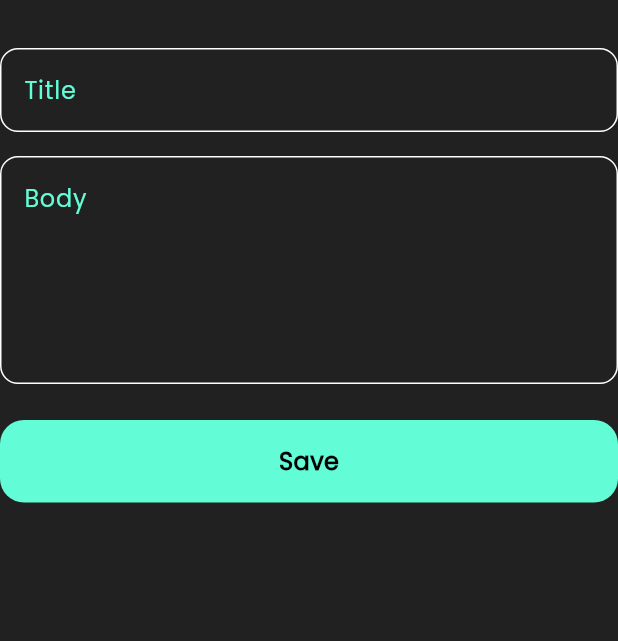
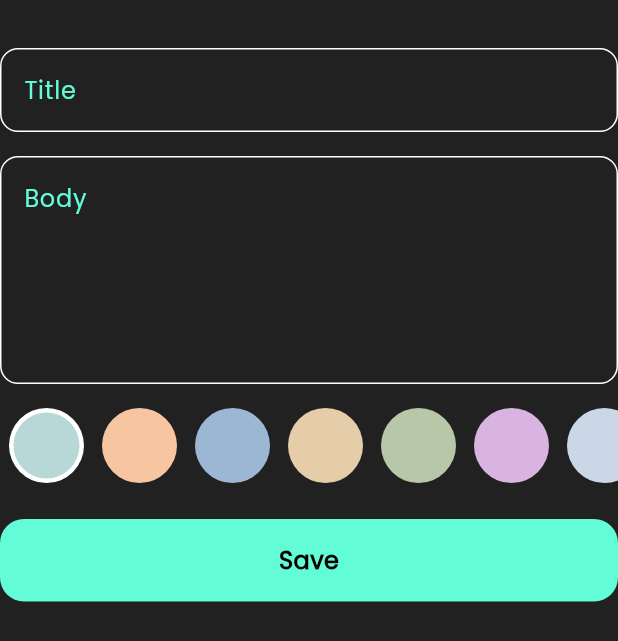
Before and after one commit to IMarooz/note_app, a Flutter app: the AddNoteForm widget shown alone on an empty page, opened directly, on a phone screen of 412 x 824 dp. Shown: the top 641 px of the screen. Run offline on Flutter 3.47's test engine with Material 3 defaults, Android fonts, the phone set to English and light mode, and no system bars; our stand-ins replace bloc, flutter_bloc, hive, hive_flutter; accounts and stored records are empty.

Commit message:
Add ColorsListView widget to enhance note color selection

```diff
--- a/lib/views/widgets/add_note_form.dart
+++ b/lib/views/widgets/add_note_form.dart
@@ -3,6 +3,7 @@ import 'package:flutter_bloc/flutter_bloc.dart';
 import 'package:intl/intl.dart';
 import 'package:note_app_tharwat/cubits/add_note_cubit/add_note_cubit.dart';
 import 'package:note_app_tharwat/models/note_model.dart';
+import 'package:note_app_tharwat/views/widgets/colors_list_view.dart';
 import 'package:note_app_tharwat/views/widgets/custom_button.dart';
 import 'package:note_app_tharwat/views/widgets/custom_text_field.dart';
 
@@ -40,6 +41,8 @@ class _AddNoteFormState extends State<AddNoteForm> {
               body = value;
             },
           ),
+          const SizedBox(height: 16),
+          const ColorsListView(),
           const SizedBox(height: 24),
           BlocBuilder<AddNoteCubit, AddNoteState>(
             builder: (context, state) {
--- /dev/null
+++ b/lib/views/widgets/colors_list_view.dart
@@ -0,0 +1,67 @@
+import 'package:flutter/material.dart';
+
+class ColorItem extends StatelessWidget {
+  const ColorItem({super.key, required this.isActive, required this.color});
+
+  final bool isActive;
+  final Color color;
+
+  @override
+  Widget build(BuildContext context) {
+    return isActive
+        ?  CircleAvatar(
+            radius: 25,
+            backgroundColor: Colors.white,
+            child: CircleAvatar(radius: 22, backgroundColor: color),
+          )
+        :  CircleAvatar(radius: 25, backgroundColor: color);
+  }
+}
+
+class ColorsListView extends StatefulWidget {
+  const ColorsListView({super.key});
+
+  @override
+  State<ColorsListView> createState() => _ColorsListViewState();
+}
+
+class _ColorsListViewState extends State<ColorsListView> {
+  int currentIndex = 0;
+
+  final List<Color> colors = <Color>[
+  Color(0xFFB8D8D8), // Seafoam
+  Color(0xFFF7C59F), // Peach
+  Color(0xFF9BB7D4), // Dusty Blue
+  Color(0xFFE6CDAA), // Warm Sand
+  Color(0xFFB7C8A9), // Soft Sage
+  Color(0xFFD9B4E0), // Lavender
+  Color(0xFFCBD7E6), // Frosted Blue
+  Color(0xFFF3D6B8), // Light Apricot
+  Color(0xFFBFD7C7), // Mint Gray
+  Color(0xFFE7C9C0), // Blush
+  ];
+
+  @override
+  Widget build(BuildContext context) {
+    return SizedBox(
+      height: 50,
+      child: ListView.builder(
+        itemCount: colors.length,
+        scrollDirection: Axis.horizontal,
+        itemBuilder: (context, index) {
+          return Padding(
+            padding: const EdgeInsets.symmetric(horizontal: 6.0),
+            child: GestureDetector(
+              onTap: () {
+                setState(() {
+                  currentIndex = index;
+                });
+              },
+              child: ColorItem(isActive: currentIndex == index, color: colors[index],),
+            ),
+          );
+        },
+      ),
+    );
+  }
+}
```
